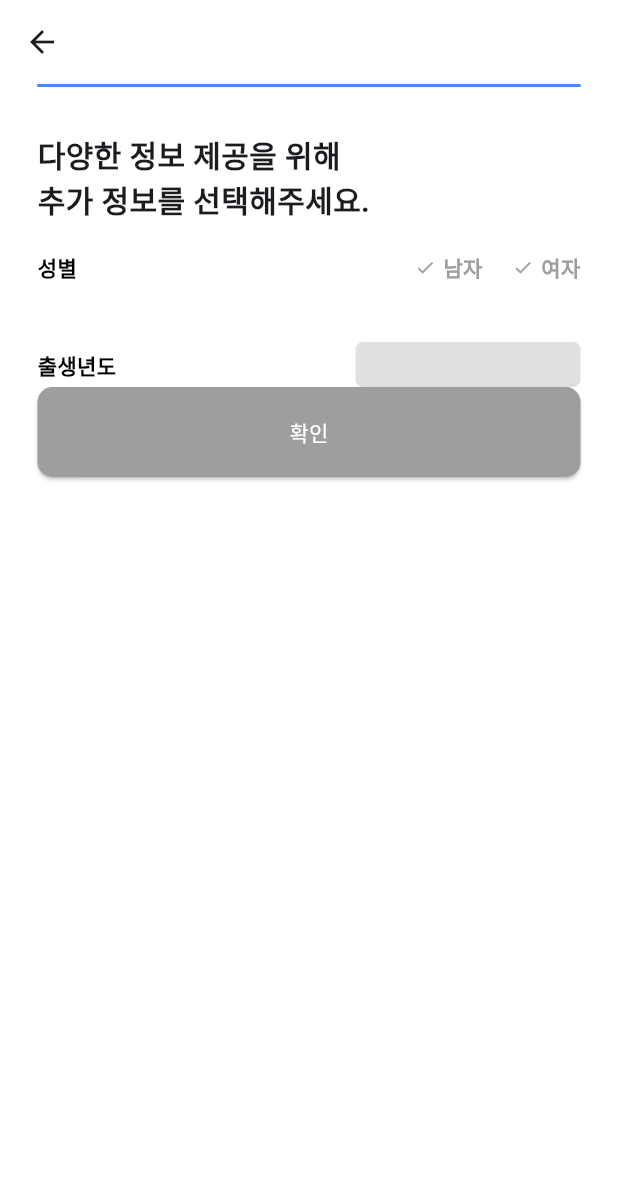
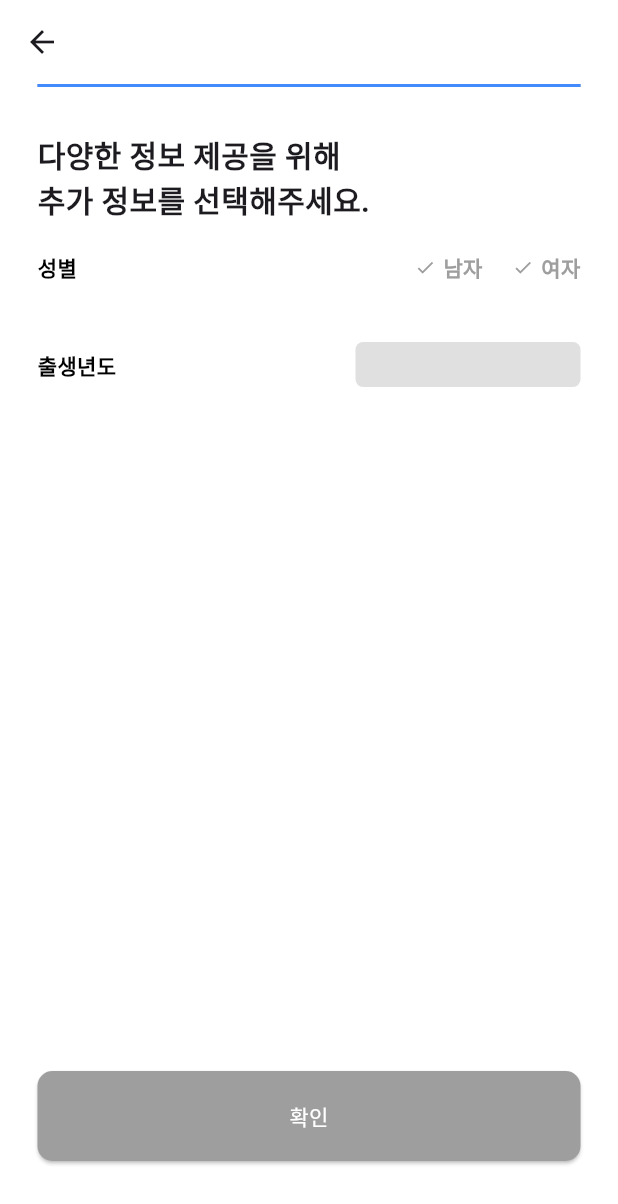
Before and after one commit to GodDok/Godog_Flutter, a Flutter app: the JoinStep3Screen screen opened directly, on a phone screen of 412 x 824 dp. Shown: the top 1204 px of the screen. Run offline on Flutter 3.47's test engine with Material 3 defaults, Android fonts, the phone set to English and light mode, and no system bars; our stand-ins replace flutter_holo_date_picker.

Commit message:
:lipstick: 전체 화면 SingleChildScrollView 제거

```diff
--- a/lib/screens/join_step1_screen.dart
+++ b/lib/screens/join_step1_screen.dart
@@ -146,9 +146,9 @@ class _JoinStep1ScreenState extends State<JoinStep1Screen> {
     return Scaffold(
       backgroundColor: Colors.white,
       appBar: AppBar(backgroundColor: Colors.white),
-      body: SingleChildScrollView(
-        child: Padding(
-          padding: const EdgeInsets.symmetric(horizontal: 25),
+      body: Padding(
+        padding: const EdgeInsets.symmetric(horizontal: 25),
+        child: SingleChildScrollView(
           child: Column(
             children: [
               const LinearProgressIndicator(
--- a/lib/screens/join_step2_screen.dart
+++ b/lib/screens/join_step2_screen.dart
@@ -95,8 +95,7 @@ class _JoinStep2ScreenState extends State<JoinStep2Screen> {
     return Scaffold(
       backgroundColor: Colors.white,
       appBar: AppBar(backgroundColor: Colors.white),
-      body: SingleChildScrollView(
-        child: Padding(
+      body: Padding(
         padding: const EdgeInsets.symmetric(horizontal: 25),
         child: Column(
           children: [
@@ -249,7 +248,6 @@ class _JoinStep2ScreenState extends State<JoinStep2Screen> {
           ],
         ),
       ),
-      ),
     );
   }
 }
--- a/lib/screens/join_step3_screen.dart
+++ b/lib/screens/join_step3_screen.dart
@@ -93,8 +93,7 @@ class _JoinStep3ScreenState extends State<JoinStep3Screen> {
     return Scaffold(
       backgroundColor: Colors.white,
       appBar: AppBar(backgroundColor: Colors.white),
-      body: SingleChildScrollView(
-        child: Padding(
+      body: Padding(
         padding: const EdgeInsets.symmetric(horizontal: 25),
         child: Column(
           children: [
@@ -254,7 +253,6 @@ class _JoinStep3ScreenState extends State<JoinStep3Screen> {
           ],
         ),
       ),
-      ),
     );
   }
 }
--- a/lib/screens/login_screen.dart
+++ b/lib/screens/login_screen.dart
@@ -29,8 +29,7 @@ class _LoginScreenState extends State<LoginScreen> {
   Widget build(BuildContext context) {
     return Scaffold(
       backgroundColor: Colors.white,
-      body: SingleChildScrollView(
-        child: Padding(
+      body: Padding(
         padding: const EdgeInsets.all(25),
         child: Column(
           crossAxisAlignment: CrossAxisAlignment.center,
@@ -133,7 +132,6 @@ class _LoginScreenState extends State<LoginScreen> {
           ],
         ),
       ),
-      ),
     );
   }
 }
--- a/lib/screens/start_screen.dart
+++ b/lib/screens/start_screen.dart
@@ -8,8 +8,7 @@ class StartScreen extends StatelessWidget {
   Widget build(BuildContext context) {
     return Scaffold(
       backgroundColor: Colors.white,
-      body: SingleChildScrollView(
-        child: Padding(
+      body: Padding(
         padding: const EdgeInsets.all(25),
         child: Column(
           children: [
@@ -71,7 +70,6 @@ class StartScreen extends StatelessWidget {
           ],
         ),
       ),
-      ),
     );
   }
 }
```
Lines whose indentation alone changed are shown as unchanged.
